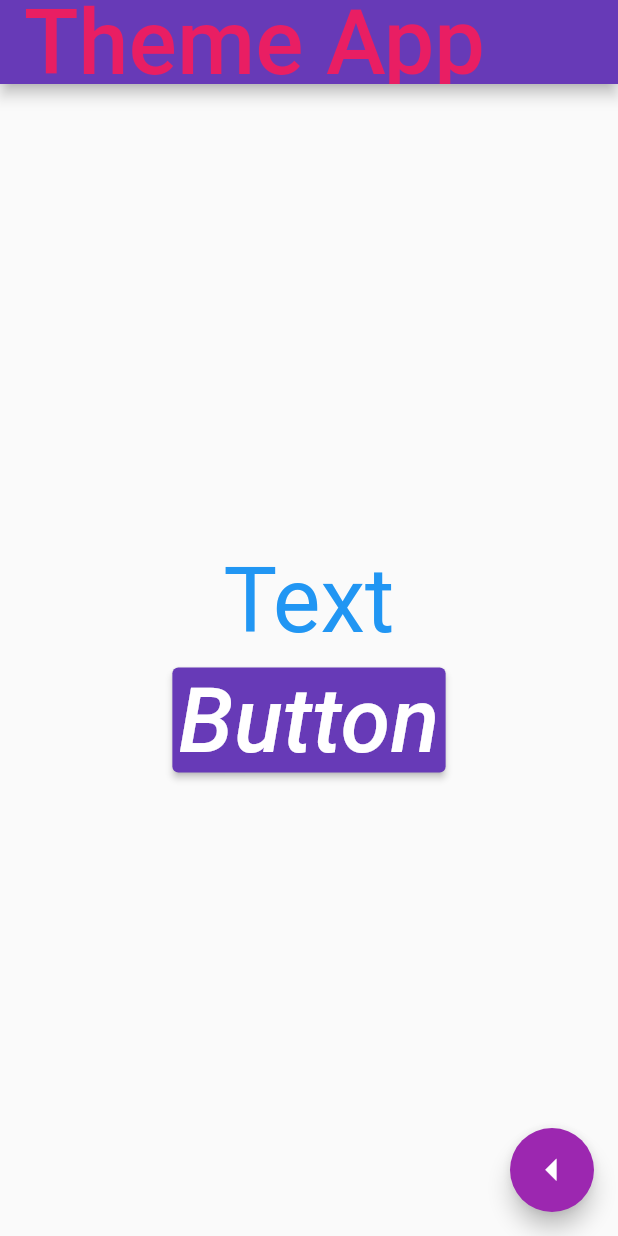
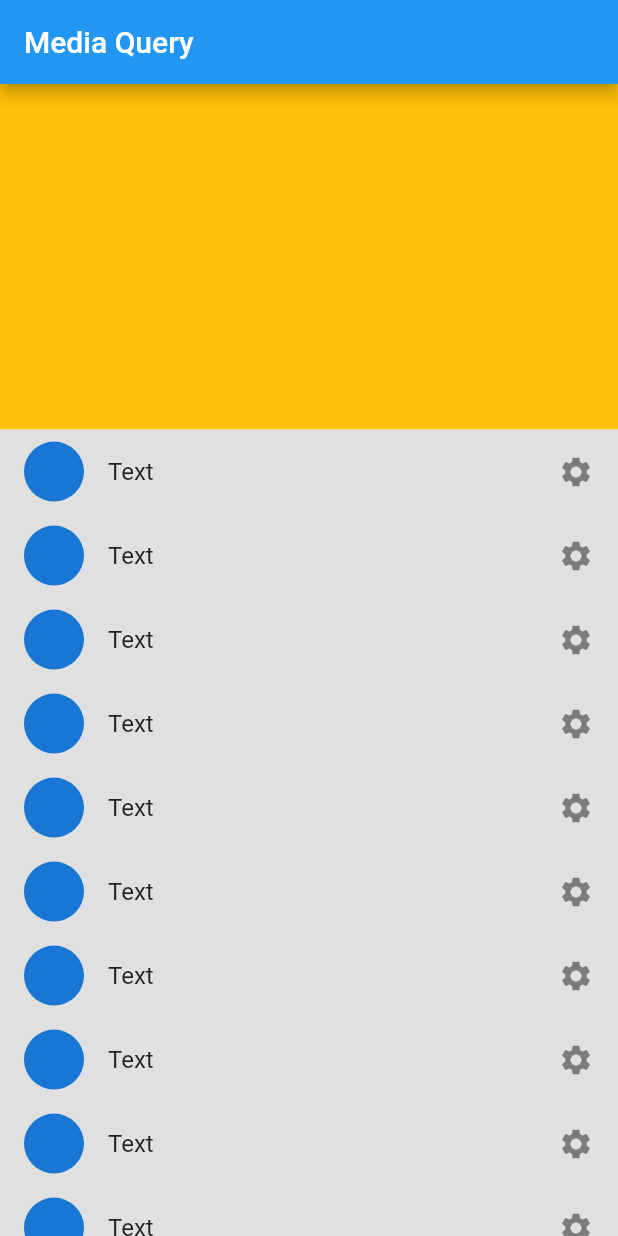
Before and after one commit to NichoAdhyatma/_fundamental_flutter_2_, a Flutter app: the screen it shows after launch, on a phone screen of 412 x 824 dp. Run offline on Flutter 3.47's test engine with Material 2 defaults, Android fonts, the phone set to English and light mode, and no system bars; our stand-ins replace faker.

Commit message:
mediaQuery

```diff
--- a/lib/main.dart
+++ b/lib/main.dart
@@ -1,80 +1,74 @@
 import 'package:flutter/material.dart';
+// import 'package:flutter/services.dart';
 
 void main() {
-  runApp(const ThemeApp());
+  // WidgetsFlutterBinding.ensureInitialized();
+  // SystemChrome.setPreferredOrientations(
+  //   DeviceOrientation.portraitUp as List<DeviceOrientation>,
+  // );
+  runApp(const MyApp());
 }
 
-class ThemeApp extends StatelessWidget {
-  const ThemeApp({super.key});
+class MyApp extends StatelessWidget {
+  const MyApp({super.key});
 
   @override
   Widget build(BuildContext context) {
-    return MaterialApp(
+    return const MaterialApp(
       debugShowCheckedModeBanner: false,
-      theme: ThemeData(
-        // brightness: Brightness.dark,
-        // visualDensity: VisualDensity.adaptivePlatformDensity,
-        // visualDensity: VisualDensity(horizontal: 4, vertical: 4),
-        // primaryColor: Colors.amber,
-        colorScheme: ColorScheme.fromSeed(
-          primary: Colors.deepPurple,
-          secondary: Colors.purple,
-          seedColor: Colors.pink,
-        ),
-        textTheme: const TextTheme(
-          button: TextStyle(fontSize: 60, fontStyle: FontStyle.italic),
-          bodyText1: TextStyle(fontSize: 60, color: Colors.pink),
-          bodyText2: TextStyle(fontSize: 60, color: Colors.pink),
-          headline6: TextStyle(fontSize: 60, color: Colors.pink),
-        ),
-      ),
-      home: const ThemesItem(),
+      home: HomePage(),
     );
   }
 }
 
-class ThemesItem extends StatelessWidget {
-  const ThemesItem({
-    Key? key,
-  }) : super(key: key);
+class HomePage extends StatelessWidget {
+  const HomePage({
+    super.key,
+  });
 
   @override
   Widget build(BuildContext context) {
+    final mediaQueryHeight = MediaQuery.of(context).size.height;
+    final mediaQueryWidth = MediaQuery.of(context).size.width;
+    final myAppBar = AppBar(
+      title: const Text("Media Query"),
+    );
+
+    final bodyHeight = mediaQueryHeight -
+        myAppBar.preferredSize.height -
+        MediaQuery.of(context).padding.top;
+
+    final isLanscape = MediaQuery.of(context).orientation == Orientation.landscape;
+
+    final body1Height = isLanscape ? bodyHeight * 0.5 : bodyHeight * 0.3;
+    final body2Height = isLanscape ? bodyHeight * 0.5 : bodyHeight * 0.7;
+
     return Scaffold(
-      appBar: AppBar(
-        title: Text(
-          "Theme App",
-          style: Theme.of(context).textTheme.headline6,
-        ),
-      ),
+      appBar: myAppBar,
       body: Center(
-        child: Column(
-          mainAxisAlignment: MainAxisAlignment.center,
-          crossAxisAlignment: CrossAxisAlignment.center,
-          children: [
-            Text(
-              "Text",
-              style: TextStyle(color: Theme.of(context).primaryColor),
+          child: Column(
+        children: [
+          Container(
+            height: body1Height,
+            width: mediaQueryWidth,
+            color: Colors.amber,
+          ),
+          Container(
+            height: body2Height,
+            color: Colors.grey[300],
+            child: ListView.builder(
+              itemCount: 20,
+              itemBuilder: (context, index) {
+                return const ListTile(
+                  leading: CircleAvatar(),
+                  trailing: Icon(Icons.settings),
+                  title: Text("Text"),
+                );
+              },
             ),
-            const SizedBox(
-              height: 10.0,
-            ),
-            ElevatedButton(
-              onPressed: () {},
-              child: const Text(
-                "Button",
-              ),
-            )
-          ],
-        ),
-      ),
-      floatingActionButton: FloatingActionButton(
-        onPressed: () {},
-        child: const Icon(
-          Icons.arrow_left,
-          size: 35.0,
-        ),
-      ),
+          )
+        ],
+      )),
     );
   }
 }
```
Also changed, not shown: lib/theme.dart (added, +80 -0 lines), pubspec.lock.
